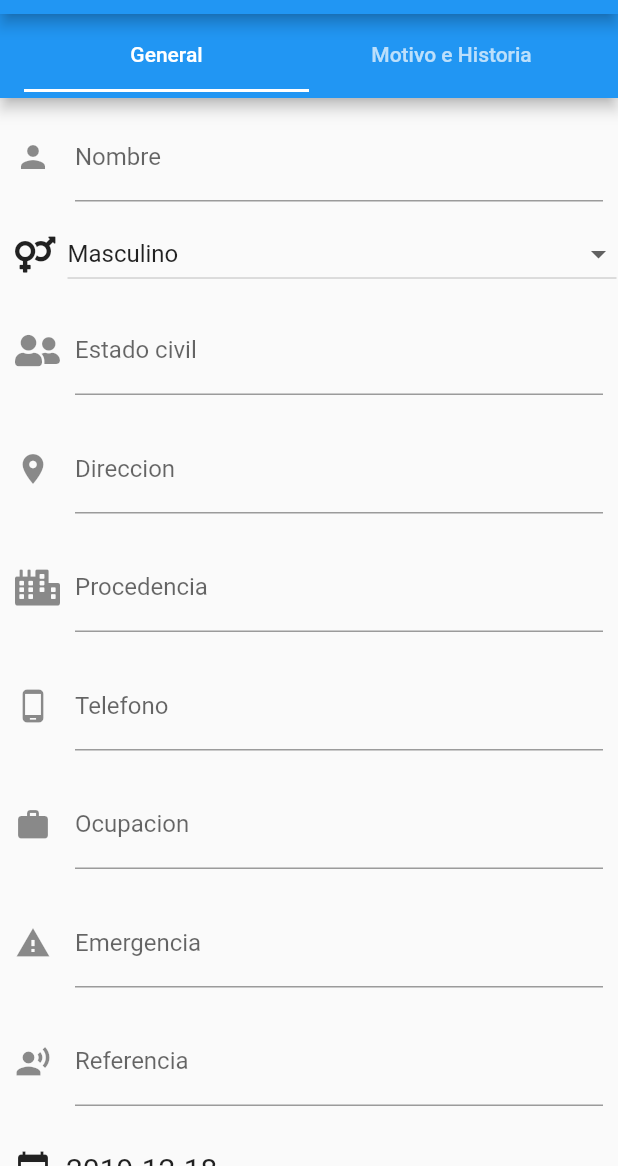
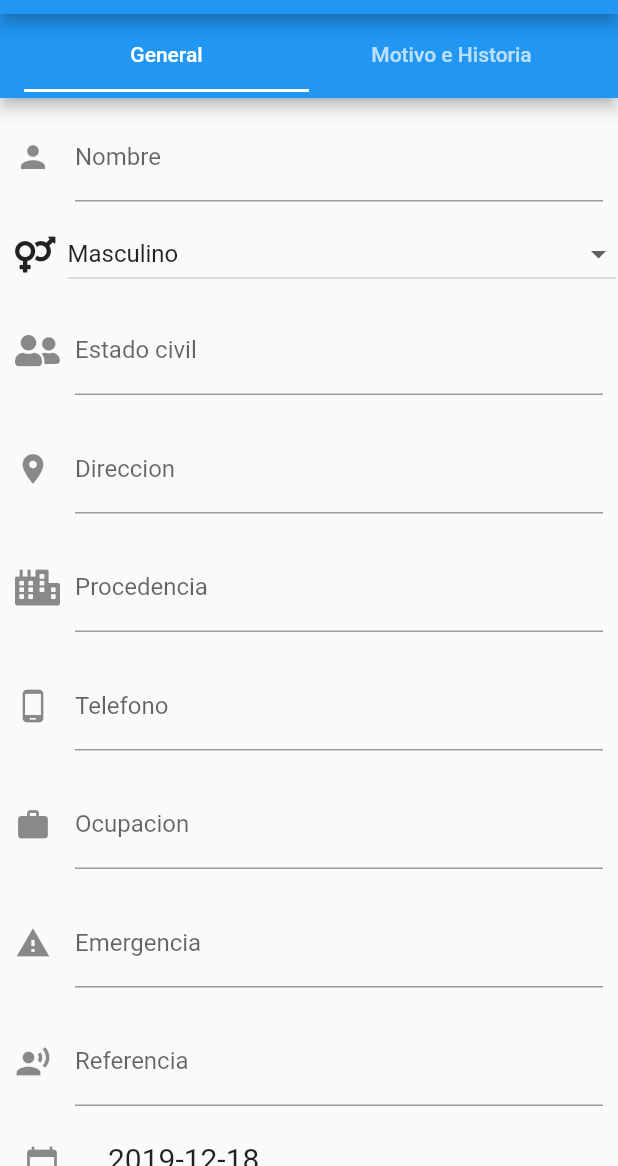
Before and after one commit to equipodetesis/Tesis, a Flutter app: the Baseformularios screen opened directly with empty values, in the side drawer, after a tap on "General", on a phone screen of 412 x 824 dp, the part 70-1236 px from its top. Run offline on Flutter 3.47's test engine with Material 2 defaults, Android fonts, the phone set to English and light mode, and no system bars; our stand-ins replace cloud_firestore, firebase_auth, font_awesome_flutter; accounts and stored records are empty; network calls fail.

Commit message:
algunos formus

```diff
--- a/lib/BaseFormularios.dart
+++ b/lib/BaseFormularios.dart
@@ -1,5 +1,6 @@
 import 'package:flutter/material.dart';
 import 'Formularios/I_II_III_IV.dart';
+import 'Formularios/V_VI_VII.dart';
 import 'ListItem.dart';
 
 class Baseformularios extends StatefulWidget {
@@ -79,7 +80,16 @@ class _BaseformulariosState extends State<Baseformularios> {
               title: Text("General"),
               onTap: (){
                 setState(() {
-                  bodycontent = General_I();
+                  bodycontent = I_II_III_IV();
+                });
+                Navigator.pop(context);
+              },
+            ),
+            ListTile(
+              title: Text("Historia Medica"),
+              onTap: (){
+                setState(() {
+                  bodycontent = V_VI_VII();
                 });
                 Navigator.pop(context);
               },
--- a/lib/Formularios/I_II_III_IV.dart
+++ b/lib/Formularios/I_II_III_IV.dart
@@ -1,31 +1,44 @@
 import 'dart:async';
-
 import 'package:flutter/material.dart';
 import 'package:intl/intl.dart';
 import 'package:font_awesome_flutter/font_awesome_flutter.dart';
+import 'package:expedientesodontologicos_app/Util/Util.dart';
 
-class General_I extends StatefulWidget{
+class I_II_III_IV extends StatefulWidget {
   @override
-  State<General_I> createState() {
-
-    return General_I_State();
+  State<I_II_III_IV> createState() {
+    return I_II_III_IV_State();
+  }
 }
 
-}
-class General_I_State extends State<General_I>{
-  TextEditingController nombre = TextEditingController(), estado_civil = TextEditingController(),
-      direccion = TextEditingController(),emergencia = TextEditingController()
-  ,procedencia = TextEditingController(),telefono = TextEditingController(),ocupacion = TextEditingController()
-  ,referencia = TextEditingController(),fecha_inicio = TextEditingController(),edad = TextEditingController();
+class I_II_III_IV_State extends State<I_II_III_IV> {
+  TextEditingController nombre = TextEditingController(),
+      estado_civil = TextEditingController(),
+      direccion = TextEditingController(),
+      emergencia = TextEditingController(),
+      procedencia = TextEditingController(),
+      telefono = TextEditingController(),
+      ocupacion = TextEditingController(),
+      referencia = TextEditingController(),
+      fecha_inicio = TextEditingController(),
+      edad = TextEditingController();
 
-  TextEditingController motivo = TextEditingController(), historia = TextEditingController(), tratamiento = TextEditingController()
-  , dientes_perdidos = TextEditingController(), causa_dientesperdidos = TextEditingController(),
-  experiencias_exodoncias = TextEditingController(), higiene_oral = TextEditingController(), tipo_cepillo  = TextEditingController()
-  , tecnica_cepillado  = TextEditingController(), frecuencia_cepillado = TextEditingController(), ayudas_higiene_extras = TextEditingController();
+  TextEditingController motivo = TextEditingController(),
+      historia = TextEditingController(),
+      tratamiento = TextEditingController(),
+      dientes_perdidos = TextEditingController(),
+      causa_dientesperdidos = TextEditingController(),
+      experiencias_exodoncias = TextEditingController(),
+      higiene_oral = TextEditingController(),
+      tipo_cepillo = TextEditingController(),
+      tecnica_cepillado = TextEditingController(),
+      frecuencia_cepillado = TextEditingController(),
+      ayudas_higiene_extras = TextEditingController();
 
   DateTime fecha = DateTime.now();
   DateTime fecha_selec = DateTime.now();
-  List sexos =["Masculino","Femenino"];
+
+  List sexos = ["Masculino", "Femenino"];
   List<DropdownMenuItem> _sexolist;
   String _currentsexo;
 
@@ -33,7 +46,7 @@ class General_I_State extends State<General_I>{
   Widget motivohistoria;
   @override
   void initState() {
-    _sexolist = getDropdownMenuItem(sexos);
+    _sexolist = Util().getDropdownMenuItem(sexos);
     _currentsexo = sexos[0];
 
     // TODO: implement initState
@@ -58,41 +71,36 @@ class General_I_State extends State<General_I>{
               Tab(
                 child: Text("Motivo e Historia"),
               ),
-
             ],
           ),
         ),
-
         body: TabBarView(
-          children: <Widget>[
-            general,
-            motivohistoria
-          ],),
+          children: <Widget>[general, motivohistoria],
         ),
-    ) ;
+      ),
+    );
   }
 
-  Widget generalI(){
+  Widget generalI() {
     return SingleChildScrollView(
-        child: Column(
-            children: <Widget>[
+        child: Column(children: <Widget>[
       Container(
         margin: const EdgeInsets.all(10.0),
         child: TextFormField(
           decoration: (InputDecoration(
             labelText: "Nombre",
-                    icon: Icon(Icons.person), )),
+            icon: Icon(Icons.person),
+          )),
           controller: nombre,
           keyboardType: TextInputType.text,
-                ) ,
         ),
-
+      ),
       Row(
         children: <Widget>[
           Container(
             child: Icon(FontAwesomeIcons.venusMars),
-                    margin: EdgeInsets.all(10),),
-
+            margin: EdgeInsets.all(10),
+          ),
           Expanded(
             child: Container(
               margin: EdgeInsets.all(1),
@@ -100,10 +108,9 @@ class General_I_State extends State<General_I>{
                 isExpanded: true,
                 items: _sexolist,
                 value: _currentsexo,
-                        onChanged: (value){
+                onChanged: (value) {
                   setState(() {
                     _currentsexo = value;
-
                   });
                 },
               ),
@@ -111,111 +118,109 @@ class General_I_State extends State<General_I>{
           ),
         ],
       ),
-
       Container(
         margin: const EdgeInsets.all(10.0),
         child: TextFormField(
-                  decoration: (InputDecoration( labelText: "Estado civil", icon: Icon(FontAwesomeIcons.userFriends), )),
+          decoration: (InputDecoration(
+            labelText: "Estado civil",
+            icon: Icon(FontAwesomeIcons.userFriends),
+          )),
           controller: estado_civil,
           keyboardType: TextInputType.text,
-
-                ) ,
         ),
-
+      ),
       Container(
         margin: const EdgeInsets.all(10.0),
         child: TextFormField(
-                  decoration: (InputDecoration( labelText: "Direccion", icon: Icon(Icons.location_on), )),
+          decoration: (InputDecoration(
+            labelText: "Direccion",
+            icon: Icon(Icons.location_on),
+          )),
           controller: direccion,
           keyboardType: TextInputType.text,
-
-                ) ,
         ),
-
+      ),
       Container(
         margin: const EdgeInsets.all(10.0),
         child: TextFormField(
-                  decoration: (InputDecoration( labelText: "Procedencia", icon: Icon(FontAwesomeIcons.city), )),
+          decoration: (InputDecoration(
+            labelText: "Procedencia",
+            icon: Icon(FontAwesomeIcons.city),
+          )),
           controller: procedencia,
           keyboardType: TextInputType.text,
-
-                ) ,
         ),
-
+      ),
       Container(
         margin: const EdgeInsets.all(10.0),
         child: TextFormField(
-                  decoration: (InputDecoration( labelText: "Telefono", icon: Icon(Icons.phone_android),)),
+          decoration: (InputDecoration(
+            labelText: "Telefono",
+            icon: Icon(Icons.phone_android),
+          )),
           controller: telefono,
           keyboardType: TextInputType.phone,
-
-                ) ,
         ),
-
+      ),
       Container(
         margin: const EdgeInsets.all(10.0),
         child: TextFormField(
-                  decoration: (InputDecoration( labelText: "Ocupacion", icon: Icon(Icons.work), )),
+          decoration: (InputDecoration(
+            labelText: "Ocupacion",
+            icon: Icon(Icons.work),
+          )),
           controller: ocupacion,
           keyboardType: TextInputType.text,
-
-                ) ,
         ),
-
+      ),
       Container(
         margin: const EdgeInsets.all(10.0),
         child: TextFormField(
-                  decoration: (InputDecoration( labelText: "Emergencia", icon: Icon(Icons.report_problem), )),
+          decoration: (InputDecoration(
+            labelText: "Emergencia",
+            icon: Icon(Icons.report_problem),
+          )),
           controller: emergencia,
           keyboardType: TextInputType.text,
-
-                ) ,
         ),
-
+      ),
       Container(
         margin: const EdgeInsets.all(10.0),
         child: TextFormField(
-                  decoration: (InputDecoration( labelText: "Referencia", icon: Icon(Icons.record_voice_over), )),
+          decoration: (InputDecoration(
+            labelText: "Referencia",
+            icon: Icon(Icons.record_voice_over),
+          )),
           controller: referencia,
           keyboardType: TextInputType.text,
-
-                ) ,
         ),
-
-              Container(
-                width: MediaQuery.of(context).size.width,
-                margin: EdgeInsets.all(10.0),
-                child: Row(
-                  children: <Widget>[
-                    Icon(Icons.calendar_today),
-                    Container(
-                      margin: EdgeInsets.all(10),
-                      child: Text(
+      ),
+      ListTile(
+        leading: Icon(Icons.calendar_today),
+        title: Text(
           DateFormat("y-M-d").format(fecha),
           textAlign: TextAlign.start,
-                        style: TextStyle(fontSize: 20.0, ),
+          style: TextStyle(
+            fontSize: 20.0,
           ),
         ),
-                  ],
+        subtitle: Text("Fecha de inicio"),
       ),
-              ),
-
-
       Container(
         margin: const EdgeInsets.all(10.0),
         child: TextFormField(
-                  decoration: (InputDecoration( labelText: "Edad", icon: Icon(Icons.cake), )),
+          decoration: (InputDecoration(
+            labelText: "Edad",
+            icon: Icon(Icons.cake),
+          )),
           controller: edad,
           keyboardType: TextInputType.number,
-
-                ) ,
         ),
-            ]
-        )
-    );
+      ),
+    ]));
   }
 
-  Widget motivoHistoria(){
+  Widget motivoHistoria() {
     return SingleChildScrollView(
       child: Column(
         crossAxisAlignment: CrossAxisAlignment.center,
@@ -223,7 +228,9 @@ class General_I_State extends State<General_I>{
           Container(
             margin: EdgeInsets.all(10),
             child: TextFormField(
-              decoration: InputDecoration(labelText: "Motivo de la consulta", icon: Icon(Icons.format_align_justify)),
+              decoration: InputDecoration(
+                  labelText: "Motivo de la consulta",
+                  icon: Icon(FontAwesomeIcons.fileAlt)),
               controller: motivo,
               minLines: 1,
               maxLines: 6,
@@ -233,152 +240,125 @@ class General_I_State extends State<General_I>{
           Container(
             margin: EdgeInsets.all(10),
             child: TextFormField(
-              decoration: InputDecoration(labelText: "Historia de la enfermedad actual", icon: Icon(Icons.format_align_justify)),
+              decoration: InputDecoration(
+                  labelText: "Historia de la enfermedad actual",
+                  icon: Icon(FontAwesomeIcons.fileAlt)),
               controller: historia,
               minLines: 1,
               maxLines: 6,
               keyboardType: TextInputType.multiline,
-
+            ),
+          ),
+          ListTile(
+            leading: Icon(Icons.calendar_today),
+            title: Text(
+              DateFormat("y-M-d").format(fecha_selec),
+              style: TextStyle(
+                  fontSize: 20.0, color: Theme.of(context).accentColor),
+            ),
+            subtitle: Text("Ultima visita odontologica"),
+            onTap: () {
+              Util()
+                  .selectDate(context, fecha_selec, DateTime.now())
+                  .then((fecha) {
+                setState(() {
+                  fecha_selec = fecha;
+                });
+              });
+            },
+          ),
+          Container(
+            margin: EdgeInsets.all(10),
+            child: TextFormField(
+              decoration: InputDecoration(
+                  labelText: "Tratamiento Recibido",
+                  icon: Icon(FontAwesomeIcons.bandAid)),
+              controller: tratamiento,
+              keyboardType: TextInputType.text,
             ),
           ),
           Container(
-            width: MediaQuery.of(context).size.width,
-            margin: EdgeInsets.all(10.0),
-            child: Row(
-              children: <Widget>[
-                Icon(Icons.calendar_today),
-                GestureDetector(
-                  child: Container(
             margin: EdgeInsets.all(10),
-                    child: FlatButton(
-                      child: Text(
-                        DateFormat("y-M-d").format(fecha_selec),
-                        style: TextStyle(fontSize: 20.0,color: Theme.of(context).accentColor),
+            child: TextFormField(
+              decoration: InputDecoration(
+                  labelText: "Dientes Perdidos",
+                  icon: Icon(FontAwesomeIcons.tooth)),
+              controller: dientes_perdidos,
+              keyboardType: TextInputType.number,
             ),
           ),
-                  ),
-                  onTap: (){
-                    _selectDate(context);
-                  },
-                ),
-              ],
-            ),
-          ),
-
           Container(
             margin: EdgeInsets.all(10),
             child: TextFormField(
-              decoration: InputDecoration(labelText: "Tratamiento Recibido", icon: Icon(FontAwesomeIcons.bandAid)),
-              controller: tratamiento,
+              decoration: InputDecoration(
+                  labelText: "Causa de Pérdida",
+                  icon: Icon(FontAwesomeIcons.tooth)),
+              controller: causa_dientesperdidos,
               keyboardType: TextInputType.text,
-
             ),
           ),
-
           Container(
             margin: EdgeInsets.all(10),
             child: TextFormField(
-              decoration: InputDecoration(labelText: "Dientes Perdidos", icon: Icon(FontAwesomeIcons.tooth)),
-              controller: dientes_perdidos,
-              keyboardType: TextInputType.number,
-
+              decoration: InputDecoration(
+                  labelText: "Experiencias de exodoncias previas",
+                  icon: Icon(FontAwesomeIcons.teeth)),
+              controller: experiencias_exodoncias,
+              keyboardType: TextInputType.text,
             ),
           ),
-
           Container(
             margin: EdgeInsets.all(10),
             child: TextFormField(
-              decoration: InputDecoration(labelText: "Causa de Pérdida", icon: Icon(FontAwesomeIcons.tooth)),
-              controller: causa_dientesperdidos,
+              decoration: InputDecoration(
+                  labelText: "Higiene oral",
+                  icon: Icon(FontAwesomeIcons.teeth)),
+              controller: higiene_oral,
               keyboardType: TextInputType.text,
-
             ),
           ),
-
           Container(
             margin: EdgeInsets.all(10),
             child: TextFormField(
-              decoration: InputDecoration(labelText: "Experiencias de exodoncias previas", icon: Icon(FontAwesomeIcons.teeth)),
-              controller: experiencias_exodoncias,
+              decoration: InputDecoration(
+                  labelText: "Tipo de Cepillo",
+                  icon: Icon(FontAwesomeIcons.tooth)),
+              controller: tipo_cepillo,
               keyboardType: TextInputType.text,
-
             ),
           ),
-
           Container(
             margin: EdgeInsets.all(10),
             child: TextFormField(
-              decoration: InputDecoration(labelText: "Higiene oral", icon: Icon(FontAwesomeIcons.teeth)),
-              controller: higiene_oral,
+              decoration: InputDecoration(
+                  labelText: "Técnica de cepillado",
+                  icon: Icon(FontAwesomeIcons.teeth)),
+              controller: tecnica_cepillado,
               keyboardType: TextInputType.text,
-
             ),
           ),
-
           Container(
             margin: EdgeInsets.all(10),
             child: TextFormField(
-              decoration: InputDecoration(labelText: "Tipo de Cepillo", icon: Icon(FontAwesomeIcons.tooth)),
-              controller: tipo_cepillo,
+              decoration: InputDecoration(
+                  labelText: "Frecuencia de cepillado",
+                  icon: Icon(FontAwesomeIcons.teeth)),
+              controller: frecuencia_cepillado,
               keyboardType: TextInputType.text,
-
             ),
           ),
-
           Container(
             margin: EdgeInsets.all(10),
             child: TextFormField(
-              decoration: InputDecoration(labelText: "Técnica de cepillado", icon: Icon(FontAwesomeIcons.teeth)),
-              controller: tecnica_cepillado,
-              keyboardType: TextInputType.text,
-
-            ),
-          ),
-
-          Container(
-            margin: EdgeInsets.all(10),
-            child: TextFormField(
-              decoration: InputDecoration(labelText: "Frecuencia de cepillado", icon: Icon(FontAwesomeIcons.teeth)),
-              controller: frecuencia_cepillado,
-              keyboardType: TextInputType.text,
-
-            ),
-          ),
-
-          Container(
-            margin: EdgeInsets.all(10),
-            child: TextFormField(
-              decoration: InputDecoration(labelText: "Otras ayuda para la higiene oral", icon: Icon(FontAwesomeIcons.plusCircle)),
+              decoration: InputDecoration(
+                  labelText: "Otras ayuda para la higiene oral",
+                  icon: Icon(FontAwesomeIcons.plusCircle)),
               controller: ayudas_higiene_extras,
               keyboardType: TextInputType.text,
-
             ),
           ),
         ],
       ),
     );
   }
-
-  List<DropdownMenuItem> getDropdownMenuItem(List items){
-    List<DropdownMenuItem> menuItems = List<DropdownMenuItem>();
-    for(String item in items){
-      menuItems.add(DropdownMenuItem(
-          child: Text(item),
-          value: item));
 }
-    return menuItems;
-  }
-
-  Future<Null> _selectDate(BuildContext context) async {
-    final DateTime picked = await showDatePicker(
-        context: context,
-        initialDate: fecha_selec,
-        firstDate: DateTime(1900, 1),
-        lastDate: DateTime.now());
-    if (picked != null && picked != fecha_selec)
-      setState(() {
-        fecha_selec = picked;
-      });
-  }
-
-}
--- /dev/null
+++ b/lib/Util/Util.dart
@@ -0,0 +1,25 @@
+import 'package:flutter/material.dart';
+
+class Util {
+  List<DropdownMenuItem> getDropdownMenuItem(List items){
+    List<DropdownMenuItem> menuItems = List<DropdownMenuItem>();
+    for(String item in items){
+      menuItems.add(DropdownMenuItem(
+          child: Text(item),
+          value: item));
+    }
+    return menuItems;
+  }
+
+  Future<DateTime> selectDate(BuildContext context, DateTime fecha_inicio, DateTime fecha_fin) async {
+    final DateTime picked = await showDatePicker(
+        context: context,
+        initialDate: fecha_inicio,
+        firstDate: DateTime(1900, 1),
+        lastDate: fecha_fin);
+    if (picked != null && picked != fecha_inicio)
+      return picked;
+    else
+      return fecha_inicio;
+  }
+}
```
Also changed, not shown: lib/Formularios/V_VI_VII.dart (added, +228 -0 lines), lib/Formularios/motivo_e_historia_II_III.dart (deleted, +0 -13 lines), pubspec.lock, 3 other files. Lines whose indentation alone changed are shown as unchanged.
